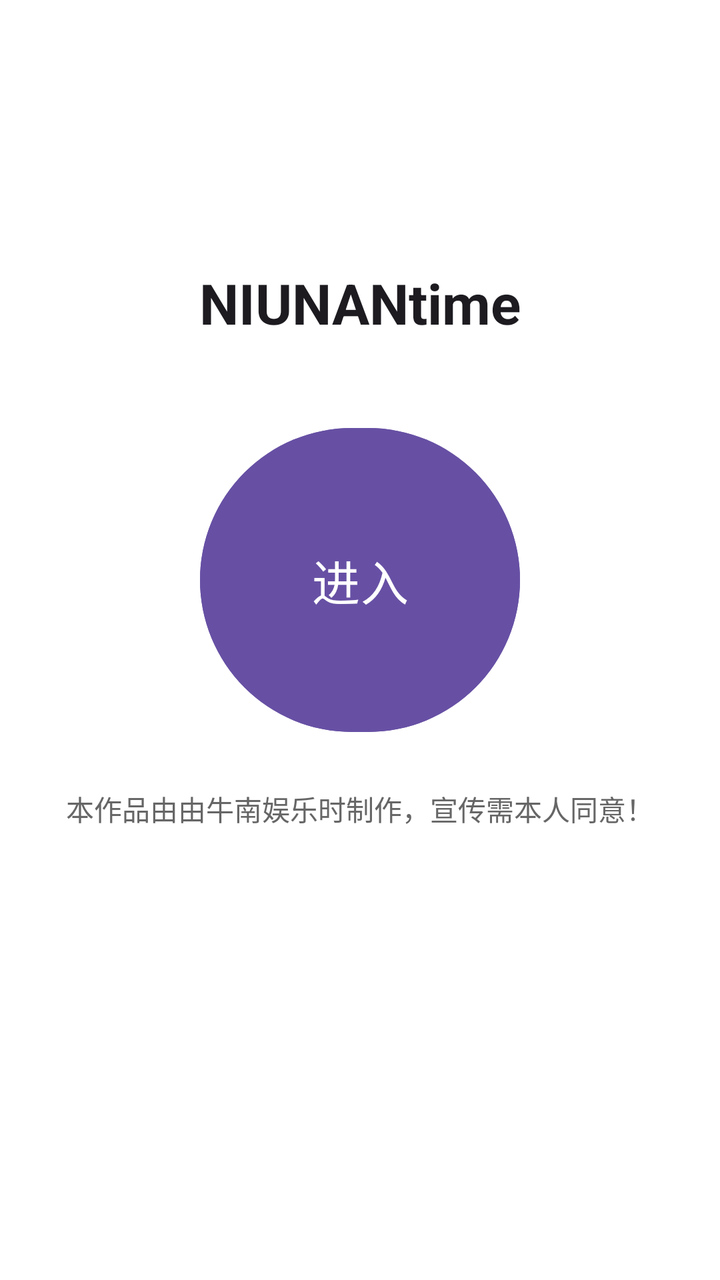
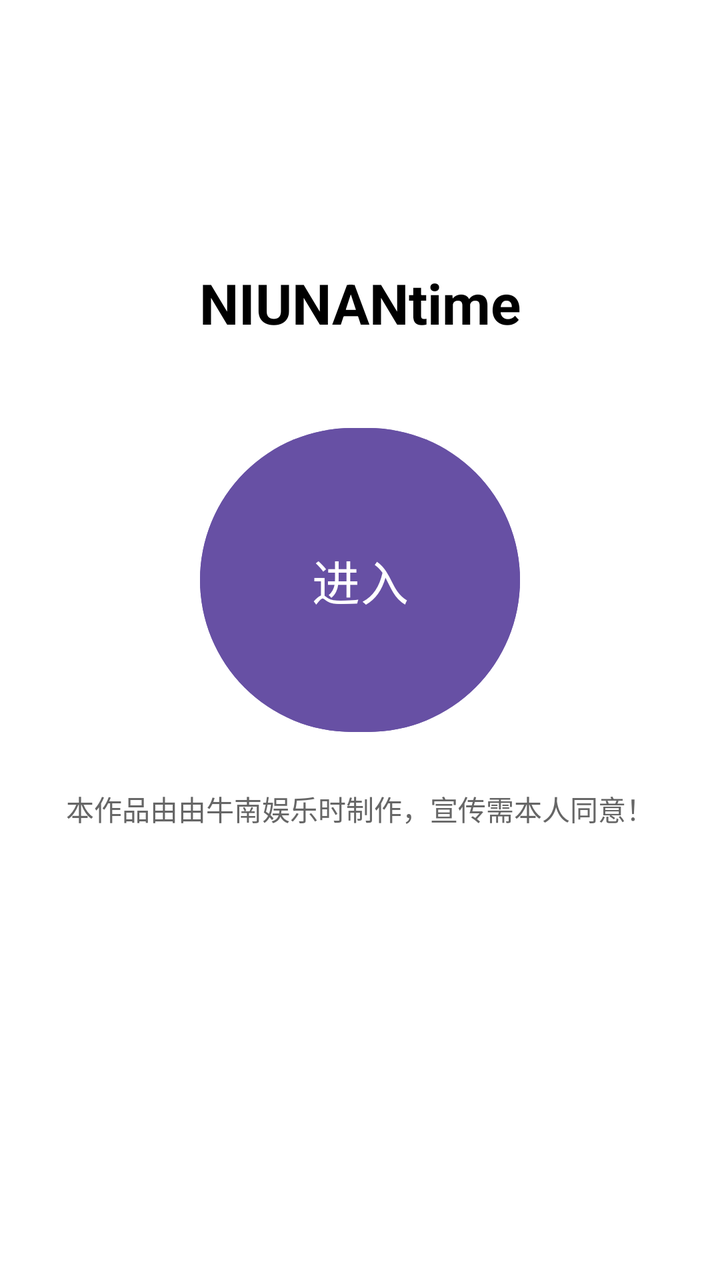

Screens rendered from an Android XML layout before and after an edit, with the pre-edit source and the edit as a unified diff.
<!-- AndroidManifest.xml: application theme Theme.NIUNANtime -->
<!-- res/layout/fragment_welcome.xml -->
<?xml version="1.0" encoding="utf-8"?>
<androidx.constraintlayout.widget.ConstraintLayout xmlns:android="http://schemas.android.com/apk/res/android"
    xmlns:app="http://schemas.android.com/apk/res-auto"
    xmlns:tools="http://schemas.android.com/tools"
    android:layout_width="match_parent"
    android:layout_height="match_parent"
    android:background="#FFFFFF"
    tools:context=".WelcomeFragment">

    <Button
        android:id="@+id/btn_welcome"
        android:layout_width="160dp"
        android:layout_height="160dp"
        android:text="进入"
        android:textSize="24sp"
        android:textColor="?attr/colorOnPrimary"
        android:backgroundTint="?attr/colorPrimary"
        app:cornerRadius="80dp"
        app:layout_constraintTop_toTopOf="parent"
        app:layout_constraintBottom_toBottomOf="parent"
        app:layout_constraintStart_toStartOf="parent"
        app:layout_constraintEnd_toEndOf="parent"
        android:layout_marginBottom="60dp" />

    <TextView
        android:id="@+id/tv_welcome_title"
        android:layout_width="wrap_content"
        android:layout_height="wrap_content"
        android:text="NIUNANtime"
        android:textSize="28sp"
        android:textStyle="bold"
        android:textColor="?android:attr/textColorPrimary"
        app:layout_constraintBottom_toTopOf="@id/btn_welcome"
        app:layout_constraintStart_toStartOf="parent"
        app:layout_constraintEnd_toEndOf="parent"
        android:layout_marginBottom="40dp" />

    <TextView
        android:id="@+id/tv_declaration"
        android:layout_width="0dp"
        android:layout_height="wrap_content"
        android:text="本作品由由牛南娱乐时制作，宣传需本人同意！"
        android:textSize="14sp"
        android:textColor="#666666"
        android:gravity="center"
        android:layout_marginHorizontal="32dp"
        android:layout_marginTop="24dp"
        app:layout_constraintTop_toBottomOf="@id/btn_welcome"
        app:layout_constraintStart_toStartOf="parent"
        app:layout_constraintEnd_toEndOf="parent" />

</androidx.constraintlayout.widget.ConstraintLayout>
<!-- resources referenced by this layout -->
<resources>
  <style name="Theme.NIUNANtime" parent="Base.Theme.NIUNANtime" />
  <style name="Base.Theme.NIUNANtime" parent="Theme.Material3.DayNight.NoActionBar">
          
          
      </style>
</resources>

<!-- the commit's change to res/layout/fragment_welcome.xml (unified diff, before → after) -->
@@ -29,7 +29,7 @@
         android:text="NIUNANtime"
         android:textSize="28sp"
         android:textStyle="bold"
-        android:textColor="?android:attr/textColorPrimary"
+        android:textColor="#000000"
         app:layout_constraintBottom_toTopOf="@id/btn_welcome"
         app:layout_constraintStart_toStartOf="parent"
         app:layout_constraintEnd_toEndOf="parent"
